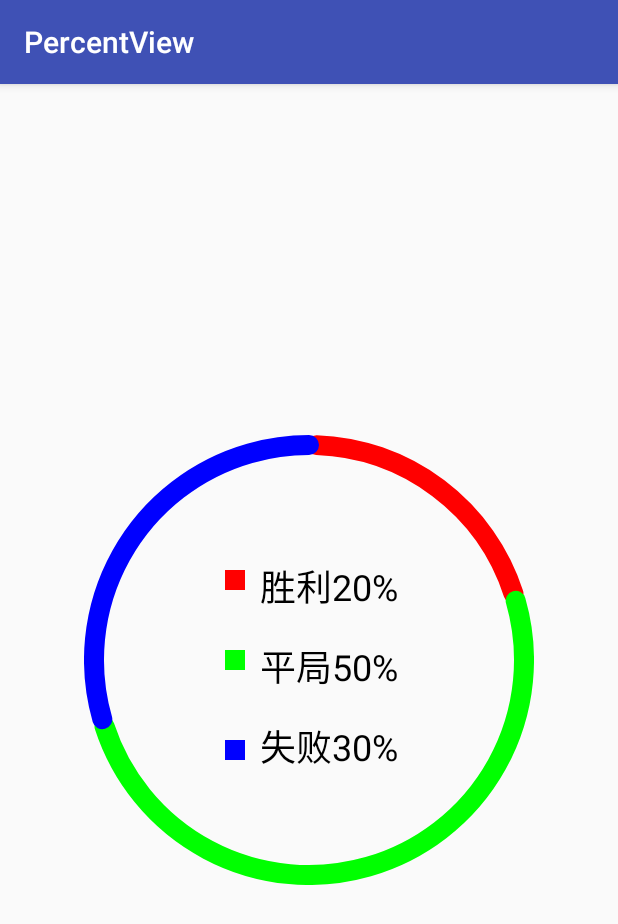
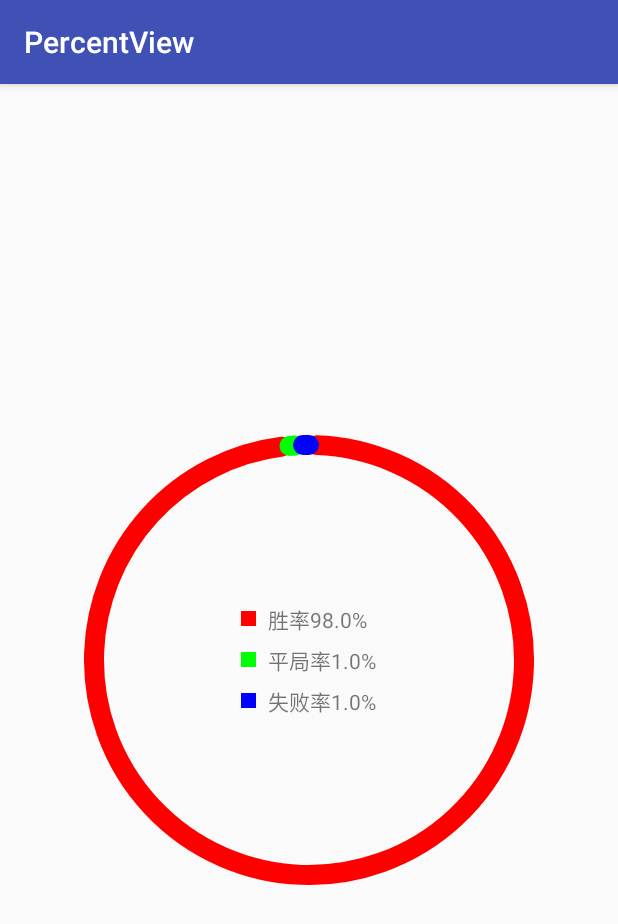
Before and after one commit to coder-xiaoshuai/PercentView, an Android app: the screen it shows after launch (MainActivity), on a phone screen of 412 x 824 dp. Shown: the top 924 px of the screen. Run offline under Robolectric (Android 15) with nearby library versions, the phone set to English and light mode, and no system bars.

Commit message:
新增组合view实现方式

```diff
--- /dev/null
+++ b/app/src/main/java/com/example/xiaoshuai/percentview/WinRateView2.java
@@ -0,0 +1,307 @@
+package com.example.xiaoshuai.percentview;
+
+import android.animation.ValueAnimator;
+import android.content.Context;
+import android.content.res.TypedArray;
+import android.graphics.Canvas;
+import android.graphics.Color;
+import android.graphics.Paint;
+import android.graphics.Rect;
+import android.graphics.RectF;
+import android.util.AttributeSet;
+import android.util.Log;
+import android.view.LayoutInflater;
+import android.view.MotionEvent;
+import android.view.View;
+import android.view.animation.LinearInterpolator;
+import android.widget.LinearLayout;
+import android.widget.RelativeLayout;
+import android.widget.TextView;
+import android.widget.Toast;
+
+import androidx.core.content.ContextCompat;
+
+/**
+ * Created by xiaoshuai on 2016/12/18.
+ * 用于显示胜率的自定义view
+ */
+public class WinRateView2 extends RelativeLayout implements View.OnClickListener {
+    private static final String TAG = "WinRateView2";
+
+    /*---------默认的三种情况的颜色-----------*/
+    private static final int DEFAULT_COLOR_WIN = 0Xff0000;
+    private static final int DEFAULT_COLOR_LOSE = 0X0000ff;
+    private static final int DEFAULT_COLOR_TIE = 0X00ff00;
+    private static final float DEFAULT_PERCENT = 100f / 3;
+
+    /*-----------自定义属性的相关变量-----------*/
+    private int mColorWin;
+    private int mColorLose;
+    private int mColorTie;
+    private float mPercentWin;
+    private float mPercentLose;
+    private float mPercentTie;
+    private boolean isStartAnimator;
+
+    private float angle_win_start;
+    private float angle_win_end;
+    private float angle_win_tmp;
+    private float angle_tie_start;
+    private float angle_tie_end;
+    private float angle_tie_tmp;
+    private float angle_lose_start;
+    private float angle_lose_end;
+    private float angle_lose_tmp;
+    private RectF rectF;
+
+    private Paint mPaint;
+    private View rectWin;
+    private View rectTie;
+    private View rectLose;
+    private TextView textWinRate;
+    private TextView textTieRate;
+    private TextView textLoseRate;
+    private LinearLayout itemWinRate;
+    private LinearLayout itemTieRate;
+    private LinearLayout itemLoseRate;
+
+    private static final int DEFAULT_SIZE = 200;//默认尺寸
+
+
+    public WinRateView2(Context context) {
+        this(context, null);
+    }
+
+    public WinRateView2(Context context, AttributeSet attrs) {
+        this(context, attrs, 0);
+    }
+
+    public WinRateView2(Context context, AttributeSet attrs, int defStyleAttr) {
+        super(context, attrs, defStyleAttr);
+
+        TypedArray array = context.obtainStyledAttributes(attrs, R.styleable.WinRateView);
+        mColorWin = array.getColor(R.styleable.WinRateView_color_win, DEFAULT_COLOR_WIN);
+        mColorLose = array.getColor(R.styleable.WinRateView_color_lose, DEFAULT_COLOR_LOSE);
+        mColorTie = array.getColor(R.styleable.WinRateView_color_tie, DEFAULT_COLOR_TIE);
+
+        mPercentWin = array.getFloat(R.styleable.WinRateView_win_percent, DEFAULT_PERCENT);
+        mPercentLose = array.getFloat(R.styleable.WinRateView_lose_percent, DEFAULT_PERCENT);
+        mPercentTie = array.getFloat(R.styleable.WinRateView_tie_percent, DEFAULT_PERCENT);
+
+        isStartAnimator = array.getBoolean(R.styleable.WinRateView_is_startAnimator, false);
+
+        checkIsLegal();
+        calculateEachAngle();
+        //是否开启动画
+        if (isStartAnimator) {
+            startAnimation();
+        }
+        array.recycle();
+        View centerView = LayoutInflater.from(context).inflate(R.layout.layout_center_win_rate, this, false);
+        RelativeLayout.LayoutParams layoutParams = new RelativeLayout.LayoutParams(LayoutParams.WRAP_CONTENT,LayoutParams.WRAP_CONTENT);
+        layoutParams.addRule(RelativeLayout.CENTER_IN_PARENT);
+        addView(centerView,layoutParams);
+        initPaintAndView();
+        initEvent();
+    }
+
+    /***
+     * 进行一些初始化工作
+     */
+    private void initPaintAndView() {
+        mPaint = new Paint();
+        mPaint.setAntiAlias(true);
+        rectWin = findViewById(R.id.rect_rate_win);
+        rectWin.setBackgroundColor(mColorWin);
+        rectTie = findViewById(R.id.rect_rate_tie);
+        rectTie.setBackgroundColor(mColorTie);
+        rectLose = findViewById(R.id.rect_rate_lose);
+        rectLose.setBackgroundColor(mColorLose);
+        textWinRate = findViewById(R.id.text_rate_win);
+        textWinRate.setText("胜率" + mPercentWin + "%");
+        textTieRate = findViewById(R.id.text_rate_tie);
+        textTieRate.setText("平局率" + mPercentTie + "%");
+        textLoseRate = findViewById(R.id.text_rate_lose);
+        textLoseRate.setText("失败率" + mPercentLose + "%");
+        itemWinRate = findViewById(R.id.item_rate_win);
+        itemTieRate = findViewById(R.id.item_rate_tie);
+        itemLoseRate = findViewById(R.id.item_rate_lose);
+    }
+
+    private void initEvent(){
+        itemWinRate.setOnClickListener(this);
+        itemTieRate.setOnClickListener(this);
+        itemLoseRate.setOnClickListener(this);
+    }
+
+    /**
+     * 检查是否合法
+     */
+    private void checkIsLegal() {
+        if ((mPercentWin + mPercentLose + mPercentTie) != 100) {
+            try {
+                throw new Exception("三种情况之和必须是一百");
+            } catch (Exception e) {
+                e.printStackTrace();
+            }
+            mPercentWin = mPercentLose = mPercentTie = DEFAULT_PERCENT;
+        }
+    }
+
+    /**
+     * 根据角度计算每种情况的 起始结束角度
+     */
+    private void calculateEachAngle() {
+        //+2是为了连接处留一点空隙
+        angle_win_start = 270 + 2;
+        angle_win_tmp = 0;
+        angle_win_end = mPercentWin == 0 ? 0 : 360 * mPercentWin / 100 - 2;
+
+
+        angle_tie_start = (270 + 360 * mPercentWin / 100) % 360 + 2;
+        angle_tie_tmp = 0;
+        angle_tie_end = mPercentTie == 0 ? 0 : 360 * mPercentTie / 100 - 2;
+
+        angle_lose_start = (270 + 360 * (mPercentWin / 100 + mPercentTie / 100)) % 360 + 2;
+        angle_lose_tmp = 0;
+        angle_lose_end = mPercentLose == 0 ? 0 : 360 * mPercentLose / 100 - 2;
+    }
+
+    @Override
+    protected void dispatchDraw(Canvas canvas) {
+        super.dispatchDraw(canvas);
+        /*------------先绘制外层弧线------------*/
+        float lineWidth = 20;
+        mPaint.setStrokeWidth(20);
+        mPaint.setStyle(Paint.Style.STROKE);
+        mPaint.setStrokeCap(Paint.Cap.ROUND);
+
+        if (rectF == null) {
+            rectF = new RectF(getPaddingLeft() + lineWidth / 2, getPaddingTop() + lineWidth / 2, getWidth() - 2 * getPaddingLeft() - lineWidth / 2, getHeight() - 2 * getPaddingTop() - lineWidth / 2);
+        }
+        //起始角度为270度
+        if (isStartAnimator) {
+            mPaint.setColor(mColorWin);
+            canvas.drawArc(rectF, angle_win_start, angle_win_tmp, false, mPaint);
+            mPaint.setColor(mColorTie);
+            canvas.drawArc(rectF, angle_tie_start, angle_tie_tmp, false, mPaint);
+            mPaint.setColor(mColorLose);
+            canvas.drawArc(rectF, angle_lose_start, angle_lose_tmp, false, mPaint);
+            Log.d(TAG, "-----angle_win_tmp" + angle_win_tmp);
+        } else {
+            mPaint.setColor(mColorWin);
+            canvas.drawArc(rectF, angle_win_start, angle_win_end, false, mPaint);
+            mPaint.setColor(mColorTie);
+            canvas.drawArc(rectF, angle_tie_start, angle_tie_end, false, mPaint);
+            mPaint.setColor(mColorLose);
+            canvas.drawArc(rectF, angle_lose_start, angle_lose_end, false, mPaint);
+        }
+    }
+
+
+    /**
+     * 对自定义view进行测量
+     *
+     * @param widthMeasureSpec
+     * @param heightMeasureSpec
+     */
+    @Override
+    protected void onMeasure(int widthMeasureSpec, int heightMeasureSpec) {
+        super.onMeasure(widthMeasureSpec, heightMeasureSpec);
+        int widthSpecMode = MeasureSpec.getMode(widthMeasureSpec);
+        int widthSpecSize = MeasureSpec.getSize(widthMeasureSpec);
+        int heightSpecMode = MeasureSpec.getMode(heightMeasureSpec);
+        int heightSpecSize = MeasureSpec.getSize(heightMeasureSpec);
+
+        if (widthSpecMode == MeasureSpec.AT_MOST && heightSpecMode == MeasureSpec.AT_MOST) {
+            //宽高都是wrap_content的时候 我们指定默认大小
+            setMeasuredDimension(DEFAULT_SIZE, DEFAULT_SIZE);
+        } else if (widthSpecMode == MeasureSpec.AT_MOST) {
+            setMeasuredDimension(DEFAULT_SIZE, DEFAULT_SIZE);
+        } else if (heightMeasureSpec == MeasureSpec.AT_MOST) {
+            setMeasuredDimension(DEFAULT_SIZE, DEFAULT_SIZE);
+        } else {
+            int minSize = Math.min(widthSpecSize, heightSpecSize);
+            setMeasuredDimension(minSize, minSize);
+        }
+
+    }
+
+    /**
+     * 设置各种情况的百分比
+     *
+     * @param percentWin
+     * @param percentTie
+     * @param percentLose
+     */
+    public void setEachPercent(float percentWin, float percentTie, float percentLose) {
+        this.mPercentWin = percentWin;
+        this.mPercentTie = percentTie;
+        this.mPercentLose = percentLose;
+        textWinRate.setText("胜率" + mPercentWin + "%");
+        textTieRate.setText("平局率" + mPercentTie + "%");
+        textLoseRate.setText("失败率" + mPercentLose + "%");
+        //需要重新检验和计算
+        checkIsLegal();
+        calculateEachAngle();
+    }
+
+
+    /**
+     * 开启动画效果
+     */
+    private void startAnimation() {
+        ValueAnimator animator_win = ValueAnimator.ofFloat(0, angle_win_end);
+        animator_win.setDuration(500);
+        animator_win.setInterpolator(new LinearInterpolator());
+        animator_win.start();
+        final ValueAnimator animator_dogfall = ValueAnimator.ofFloat(0, angle_tie_end);
+        animator_dogfall.setDuration(500);
+        animator_dogfall.setInterpolator(new LinearInterpolator());
+        final ValueAnimator animator_lose = ValueAnimator.ofFloat(0, angle_lose_end);
+        animator_lose.setDuration(500);
+        animator_lose.setInterpolator(new LinearInterpolator());
+
+        animator_win.start();
+        animator_dogfall.start();
+        animator_lose.start();
+        animator_win.addUpdateListener(new ValueAnimator.AnimatorUpdateListener() {
+            @Override
+            public void onAnimationUpdate(ValueAnimator valueAnimator) {
+                //进行重绘形成动画效果
+                angle_win_tmp = (float) valueAnimator.getAnimatedValue();
+                invalidate();
+            }
+        });
+        animator_lose.addUpdateListener(new ValueAnimator.AnimatorUpdateListener() {
+            @Override
+            public void onAnimationUpdate(ValueAnimator valueAnimator) {
+                //进行重绘形成动画效果
+                angle_lose_tmp = (float) valueAnimator.getAnimatedValue();
+                invalidate();
+            }
+        });
+        animator_dogfall.addUpdateListener(new ValueAnimator.AnimatorUpdateListener() {
+            @Override
+            public void onAnimationUpdate(ValueAnimator valueAnimator) {
+                angle_tie_tmp = (float) valueAnimator.getAnimatedValue();
+                invalidate();
+            }
+        });
+    }
+
+    @Override
+    public void onClick(View v) {
+        switch (v.getId()) {
+            case R.id.item_rate_win:
+                Toast.makeText(this.getContext(), "查看胜率", Toast.LENGTH_SHORT).show();
+                break;
+            case R.id.item_rate_tie:
+                Toast.makeText(this.getContext(), "查看平局率", Toast.LENGTH_SHORT).show();
+                break;
+            case R.id.item_rate_lose:
+                Toast.makeText(this.getContext(), "查看失败率", Toast.LENGTH_SHORT).show();
+                break;
+        }
+    }
+}
--- a/app/src/main/res/layout/activity_main.xml
+++ b/app/src/main/res/layout/activity_main.xml
@@ -7,16 +7,16 @@
     android:layout_height="match_parent"
     tools:context="com.example.xiaoshuai.percentview.MainActivity">
 
-   <com.example.xiaoshuai.percentview.WinRateView
+   <com.example.xiaoshuai.percentview.WinRateView2
        android:layout_width="300dp"
        android:layout_height="300dp"
        android:layout_centerInParent="true"
        app:color_win="#ff0000"
        app:color_tie="#00ff00"
        app:color_lose="#0000ff"
-       app:win_percent="20"
-       app:lose_percent="30"
-       app:tie_percent="50"
+       app:win_percent="98"
+       app:lose_percent="1"
+       app:tie_percent="1"
        app:is_startAnimator="true"
        />
 </RelativeLayout>
--- /dev/null
+++ b/app/src/main/res/layout/layout_center_win_rate.xml
@@ -0,0 +1,73 @@
+<?xml version="1.0" encoding="utf-8"?>
+<LinearLayout xmlns:android="http://schemas.android.com/apk/res/android"
+    xmlns:tools="http://schemas.android.com/tools"
+    android:layout_width="wrap_content"
+    android:layout_height="wrap_content"
+    android:orientation="vertical">
+
+    <LinearLayout
+        android:id="@+id/item_rate_win"
+        android:layout_width="wrap_content"
+        android:layout_height="wrap_content"
+        android:gravity="center_vertical"
+        android:orientation="horizontal">
+
+        <View
+            android:id="@+id/rect_rate_win"
+            android:layout_width="10dp"
+            android:layout_height="10dp"
+            android:background="@color/colorAccent" />
+
+        <TextView
+            android:id="@+id/text_rate_win"
+            android:layout_width="wrap_content"
+            android:layout_height="wrap_content"
+            android:layout_marginLeft="8dp"
+            android:text="胜率20%" />
+    </LinearLayout>
+
+    <LinearLayout
+        android:id="@+id/item_rate_tie"
+        android:layout_width="wrap_content"
+        android:layout_height="wrap_content"
+        android:layout_marginTop="6dp"
+        android:gravity="center_vertical"
+        android:orientation="horizontal">
+
+        <View
+            android:id="@+id/rect_rate_tie"
+            android:layout_width="10dp"
+            android:layout_height="10dp"
+            android:background="@color/colorAccent" />
+
+        <TextView
+            android:id="@+id/text_rate_tie"
+            android:layout_width="wrap_content"
+            android:layout_height="wrap_content"
+            android:layout_marginLeft="8dp"
+            android:text="胜率20%" />
+    </LinearLayout>
+
+    <LinearLayout
+        android:id="@+id/item_rate_lose"
+        android:layout_width="wrap_content"
+        android:layout_height="wrap_content"
+        android:layout_marginTop="6dp"
+        android:gravity="center_vertical"
+        android:orientation="horizontal">
+
+        <View
+            android:id="@+id/rect_rate_lose"
+            android:layout_width="10dp"
+            android:layout_height="10dp"
+            android:background="@color/colorAccent" />
+
+        <TextView
+            android:id="@+id/text_rate_lose"
+            android:layout_width="wrap_content"
+            android:layout_height="wrap_content"
+            android:layout_marginLeft="8dp"
+            android:text="胜率20%" />
+    </LinearLayout>
+
+</LinearLayout>
```
Also changed, not shown: app/src/main/res/values/attrs.xml (+11 -0 lines).
